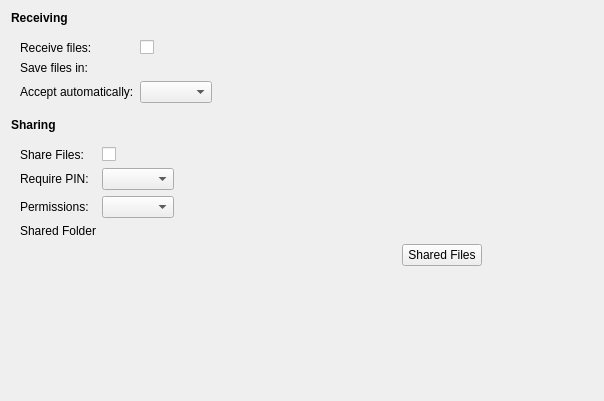
The window that src/kcmodule/transfer.ui (KDE/bluedevil) describes before a commit, drawn with Qt 5.
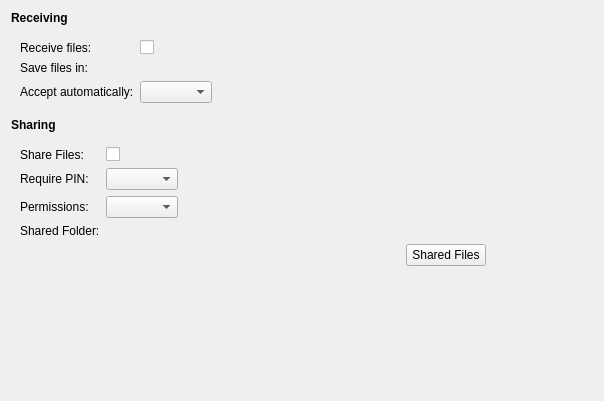
The same window after the commit. Custom widgets are drawn as their Qt base class.

Commit message: Add missing colon

Patch:
```diff
--- a/src/kcmodule/transfer.ui
+++ b/src/kcmodule/transfer.ui
@@ -209,7 +209,7 @@
       <item row="4" column="0">
        <widget class="QLabel" name="label_9">
         <property name="text">
-         <string>Shared Folder</string>
+         <string>Shared Folder:</string>
         </property>
        </widget>
       </item>
```
